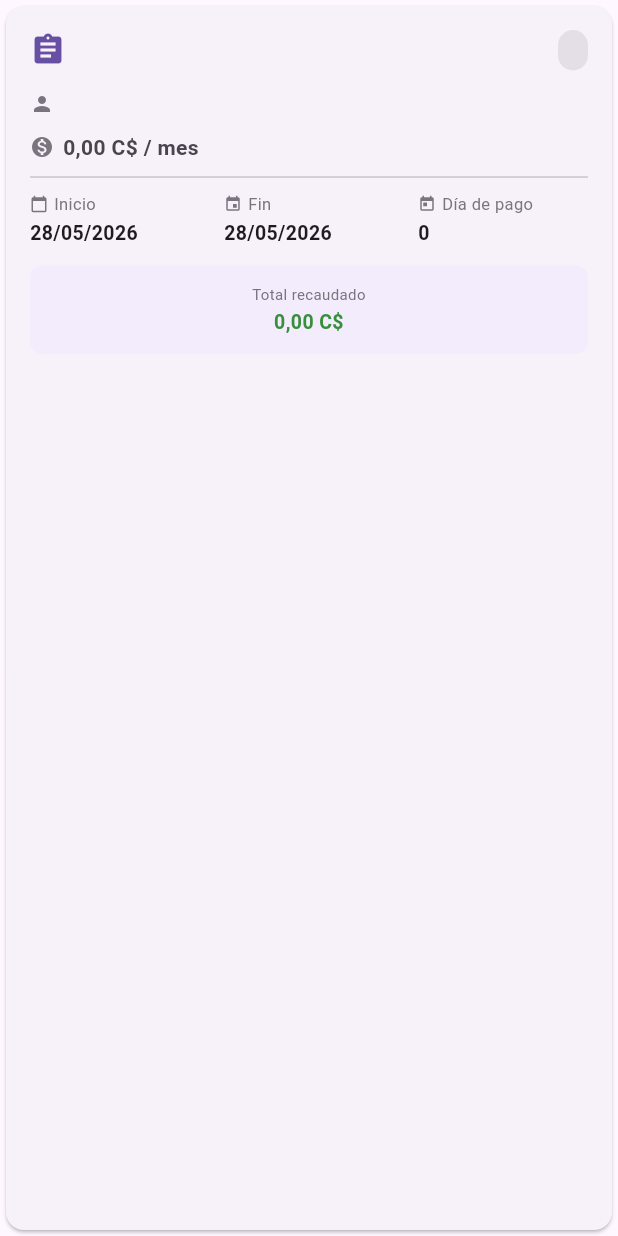
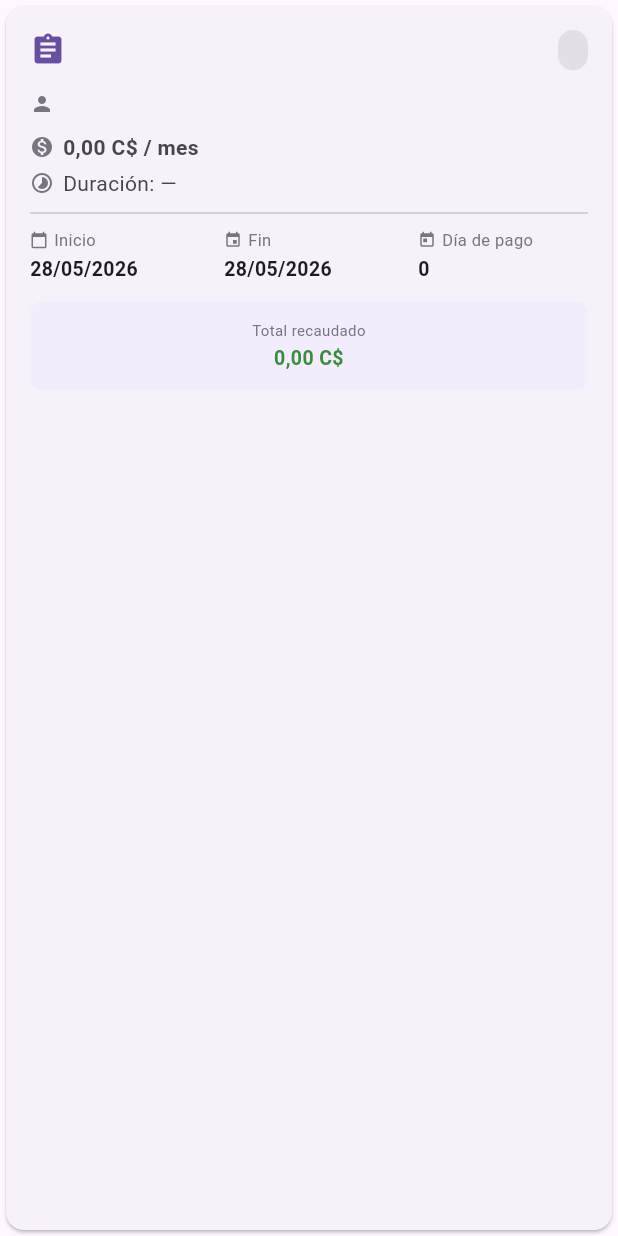
Before and after one commit to rubenmaltez/Template-TT, a Flutter app: the _ContratoHeader widget shown alone on an empty page, opened directly with empty values, on a phone screen of 412 x 824 dp. Run offline on Flutter 3.47's test engine with Material 3 defaults, Android fonts, the phone set to English and light mode, and no system bars; our stand-ins replace flutter_map, flutter_riverpod, geolocator, go_router, image_picker, latlong2 and 6 more; missing offline and left inert: esc_pos_utils_plus, powersync, print_bluetooth_thermal; accounts and stored records are empty.

Commit message:
fix: duración en header + vista preview default ON + logo en PDF
contrato_detail_screen:
- Restaurada línea 'Duración: 1 año / 2 años / Indefinido' en header
  (se había perdido al restaurar Fecha Fin)
- Helper _duracionLabelHelper top-level (reemplaza el dead code
  borrado en el sprint anterior)

recibo_screen + recibo_pdf:
- Vista preview por DEFAULT ON — el recibo se muestra siempre
  simulando el ancho real del papel térmico (80mm = 300px, 57mm
  = 215px). El toggle permite expandir si admin necesita copiar.
- Agente agregó logo al PDF: parámetro Uint8List? logoBytes en
  buildReciboPdf + buildMultiReciboPdf, fetch via http en
  _descargarPdf, render con pw.Image arriba del header empresa

https://claude.ai/code/session_01AdWjYoFwGVADZKXDoyCAnU

```diff
--- a/lib/features/contratos/contrato_detail_screen.dart
+++ b/lib/features/contratos/contrato_detail_screen.dart
@@ -315,6 +315,17 @@ class _ContratoDetailScreenState extends ConsumerState<ContratoDetailScreen> {
 // ---------------------------------------------------------------------------
 // Header del contrato
 // ---------------------------------------------------------------------------
+
+String _duracionLabelHelper(DateTime inicio, DateTime? fin) {
+  if (fin == null) return 'Indefinido';
+  final meses = (fin.year - inicio.year) * 12 + (fin.month - inicio.month);
+  if (meses <= 0) return '—';
+  if (meses == 1) return '1 mes';
+  if (meses == 12) return '1 año';
+  if (meses == 24) return '2 años';
+  if (meses % 12 == 0) return '${meses ~/ 12} años';
+  return '$meses meses';
+}
 
 class _ContratoHeader extends StatelessWidget {
   const _ContratoHeader({
@@ -445,6 +456,16 @@ class _ContratoHeader extends StatelessWidget {
                     )),
               ],
             ),
+            // Duración (legible: 1 año / 2 años / N meses / Indefinido)
+            const SizedBox(height: 4),
+            Row(
+              children: [
+                Icon(Icons.timelapse, size: 16, color: scheme.outline),
+                const SizedBox(width: 6),
+                Text('Duración: ${_duracionLabelHelper(fechaInicio, fechaFin)}',
+                    style: TextStyle(color: scheme.onSurfaceVariant)),
+              ],
+            ),
             const Divider(height: 20),
             // Detalle inferior — fila 1: fechas + día pago
             Row(
```
Also changed, not shown: lib/features/recibo/recibo_pdf.dart (+22 -0 lines), lib/features/recibo/recibo_screen.dart (+6 -1 lines).
